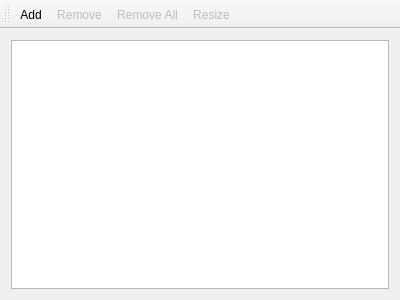
localghost/imgconv, file src/ui/mainwindow.ui: the form before one commit.
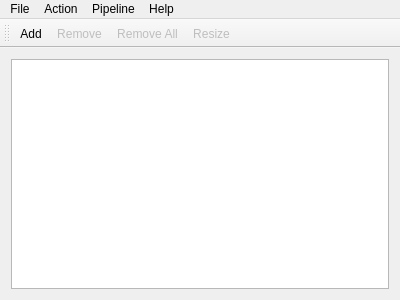
The form after the commit.

Commit message: Init pipeline

Diff of the .ui file:
```diff
--- a/src/ui/mainwindow.ui
+++ b/src/ui/mainwindow.ui
@@ -39,6 +39,49 @@
    <addaction name="actionRemove_All"/>
    <addaction name="actionResize"/>
   </widget>
+  <widget class="QMenuBar" name="menuBar">
+   <property name="geometry">
+    <rect>
+     <x>0</x>
+     <y>0</y>
+     <width>400</width>
+     <height>22</height>
+    </rect>
+   </property>
+   <widget class="QMenu" name="menuFile">
+    <property name="title">
+     <string>File</string>
+    </property>
+    <addaction name="actionAdd"/>
+    <addaction name="actionRemove"/>
+    <addaction name="actionRemove_All"/>
+    <addaction name="separator"/>
+    <addaction name="actionQuit"/>
+   </widget>
+   <widget class="QMenu" name="menuAction">
+    <property name="title">
+     <string>Action</string>
+    </property>
+   </widget>
+   <widget class="QMenu" name="menuPipeline">
+    <property name="title">
+     <string>Pipeline</string>
+    </property>
+    <addaction name="actionPipelineEditor"/>
+    <addaction name="separator"/>
+    <addaction name="actionResize_Export"/>
+   </widget>
+   <widget class="QMenu" name="menuHelp">
+    <property name="title">
+     <string>Help</string>
+    </property>
+    <addaction name="actionAbout"/>
+   </widget>
+   <addaction name="menuFile"/>
+   <addaction name="menuAction"/>
+   <addaction name="menuPipeline"/>
+   <addaction name="menuHelp"/>
+  </widget>
   <action name="actionResize">
    <property name="enabled">
     <bool>false</bool>
```
Left out of the diff: 20 changed lines with no effect on the pictures. The commit also changes 35 other files.
